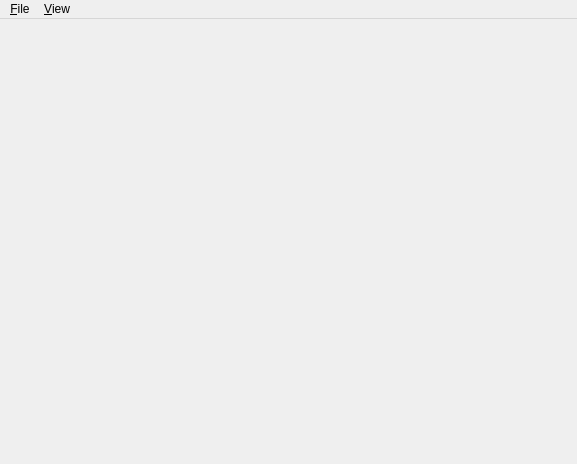
The window that contactfu_qt.ui (Sucalakafufu/contactfu-gui-qt) describes before a commit, drawn with Qt 5.
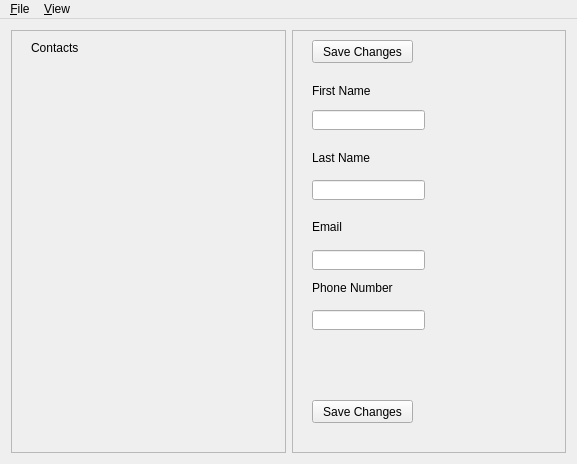
The same window after the commit.

Commit message: GUI slowly looking better; problems with displaying data

Diff of the .ui file:
```diff
--- a/contactfu_qt.ui
+++ b/contactfu_qt.ui
@@ -16,7 +16,164 @@
   <property name="windowTitle">
    <string>ContactFU_QT</string>
   </property>
-  <widget class="QWidget" name="centralWidget"/>
+  <widget class="QWidget" name="centralWidget">
+   <layout class="QHBoxLayout" name="horizontalLayout">
+    <item>
+     <widget class="QFrame" name="contact_frame">
+      <property name="frameShape">
+       <enum>QFrame::StyledPanel</enum>
+      </property>
+      <property name="frameShadow">
+       <enum>QFrame::Raised</enum>
+      </property>
+      <widget class="QLabel" name="Contact_label">
+       <property name="geometry">
+        <rect>
+         <x>20</x>
+         <y>10</y>
+         <width>121</width>
+         <height>16</height>
+        </rect>
+       </property>
+       <property name="text">
+        <string>Contacts</string>
+       </property>
+      </widget>
+      <zorder>Contact_label</zorder>
+      <zorder>contactInfo_frame</zorder>
+      <zorder>contactInfo_frame</zorder>
+     </widget>
+    </item>
+    <item>
+     <widget class="QFrame" name="contactInfo_frame">
+      <property name="frameShape">
+       <enum>QFrame::StyledPanel</enum>
+      </property>
+      <property name="frameShadow">
+       <enum>QFrame::Raised</enum>
+      </property>
+      <widget class="QLabel" name="label">
+       <property name="geometry">
+        <rect>
+         <x>20</x>
+         <y>50</y>
+         <width>81</width>
+         <height>21</height>
+        </rect>
+       </property>
+       <property name="text">
+        <string>First Name</string>
+       </property>
+      </widget>
+      <widget class="QLabel" name="label_2">
+       <property name="geometry">
+        <rect>
+         <x>20</x>
+         <y>120</y>
+         <width>81</width>
+         <height>16</height>
+        </rect>
+       </property>
+       <property name="text">
+        <string>Last Name</string>
+       </property>
+      </widget>
+      <widget class="QLabel" name="label_3">
+       <property name="geometry">
+        <rect>
+         <x>20</x>
+         <y>190</y>
+         <width>46</width>
+         <height>14</height>
+        </rect>
+       </property>
+       <property name="text">
+        <string>Email</string>
+       </property>
+      </widget>
+      <widget class="QLabel" name="label_4">
+       <property name="geometry">
+        <rect>
+         <x>20</x>
+         <y>250</y>
+         <width>91</width>
+         <height>16</height>
+        </rect>
+       </property>
+       <property name="text">
+        <string>Phone Number</string>
+       </property>
+      </widget>
+      <widget class="QLineEdit" name="FirstName_lineEdit">
+       <property name="geometry">
+        <rect>
+         <x>20</x>
+         <y>80</y>
+         <width>113</width>
+         <height>20</height>
+        </rect>
+       </property>
+      </widget>
+      <widget class="QLineEdit" name="LastName_lineEdit">
+       <property name="geometry">
+        <rect>
+         <x>20</x>
+         <y>150</y>
+         <width>113</width>
+         <height>20</height>
+        </rect>
+       </property>
+      </widget>
+      <widget class="QLineEdit" name="Email_lineEdit">
+       <property name="geometry">
+        <rect>
+         <x>20</x>
+         <y>220</y>
+         <width>113</width>
+         <height>20</height>
+        </rect>
+       </property>
+      </widget>
+      <widget class="QLineEdit" name="Phone_lineEdit">
+       <property name="geometry">
+        <rect>
+         <x>20</x>
+         <y>280</y>
+         <width>113</width>
+         <height>20</height>
+        </rect>
+       </property>
+      </widget>
+      <widget class="QPushButton" name="saveInfo_pushButton">
+       <property name="geometry">
+        <rect>
+         <x>20</x>
+         <y>10</y>
+         <width>101</width>
+         <height>23</height>
+        </rect>
+       </property>
+       <property name="text">
+        <string>Save Changes</string>
+       </property>
+      </widget>
+      <widget class="QPushButton" name="saveInfo2_pushButton">
+       <property name="geometry">
+        <rect>
+         <x>20</x>
+         <y>370</y>
+         <width>101</width>
+         <height>23</height>
+        </rect>
+       </property>
+       <property name="text">
+        <string>Save Changes</string>
+       </property>
+      </widget>
+     </widget>
+    </item>
+   </layout>
+  </widget>
   <widget class="QMenuBar" name="menuBar">
    <property name="geometry">
     <rect>
```
The commit also changes 5 other files.
